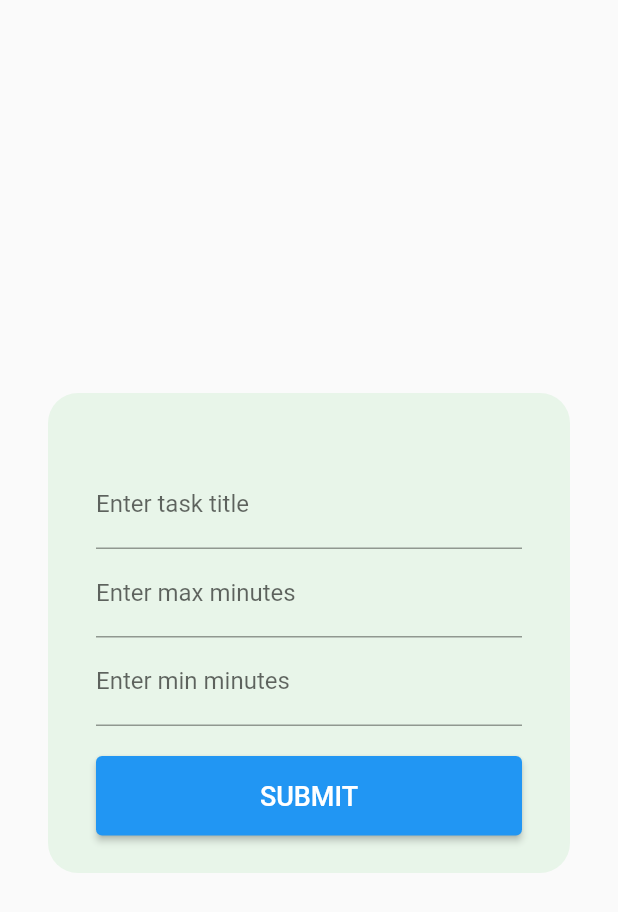
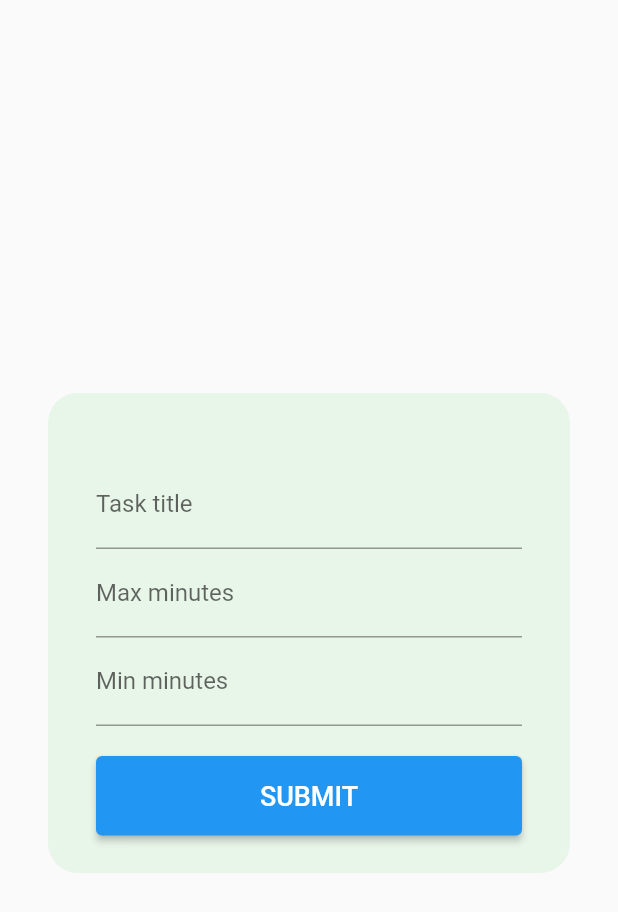
Before and after one commit to usavas/tasktimed, a Flutter app: the TaskScreen screen opened directly, on a phone screen of 412 x 824 dp. Shown: the top 912 px of the screen. Run offline on Flutter 3.47's test engine with Material 2 defaults, Android fonts, the phone set to English and light mode, and no system bars; our stand-ins replace bloc, flutter_bloc, flutter_slidable, shared_preferences; accounts and stored records are empty.

Commit message:
rename input labels

```diff
--- a/lib/views/add_task_screen.dart
+++ b/lib/views/add_task_screen.dart
@@ -44,7 +44,7 @@ class _TaskScreenState extends State<TaskScreen> {
               mainAxisAlignment: MainAxisAlignment.center,
               children: [
                 TextFormField(
-                  decoration: InputDecoration(labelText: "Enter task title"),
+                  decoration: InputDecoration(labelText: "Task title"),
                   controller: _titleController,
                   validator: (val) {
                     if (val?.trim().isEmpty ?? true) {
@@ -55,7 +55,7 @@ class _TaskScreenState extends State<TaskScreen> {
                   },
                 ),
                 TextFormField(
-                  decoration: InputDecoration(labelText: "Enter max minutes"),
+                  decoration: InputDecoration(labelText: "Max minutes"),
                   keyboardType: TextInputType.number,
                   controller: _maxController,
                   validator: (val) {
@@ -68,7 +68,7 @@ class _TaskScreenState extends State<TaskScreen> {
                   },
                 ),
                 TextFormField(
-                  decoration: InputDecoration(labelText: "Enter min minutes"),
+                  decoration: InputDecoration(labelText: "Min minutes"),
                   keyboardType: TextInputType.number,
                   controller: _minController,
                 ),
```
